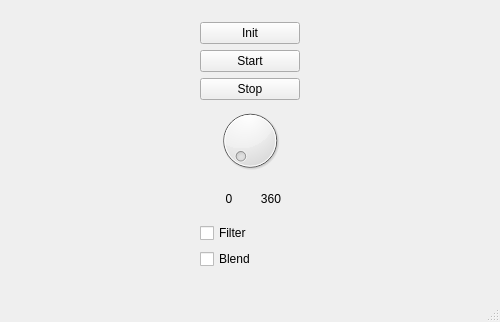
Qt form FIT9201SUMBATYANTS_Puzzle_NO/MainWindow.ui (sumboid/qt-problems) before a commit.
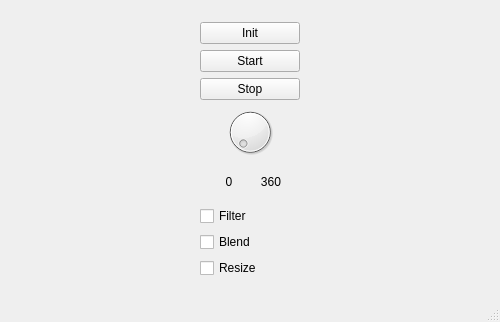
The same form after that commit.

What changed in the file:
```diff
--- a/FIT9201SUMBATYANTS_Puzzle_NO/MainWindow.ui
+++ b/FIT9201SUMBATYANTS_Puzzle_NO/MainWindow.ui
@@ -98,6 +98,13 @@
          </property>
         </widget>
        </item>
+       <item>
+        <widget class="QCheckBox" name="resizeCheckBox">
+         <property name="text">
+          <string>Resize</string>
+         </property>
+        </widget>
+       </item>
        <item>
         <spacer name="verticalSpacer">
          <property name="orientation">
```
